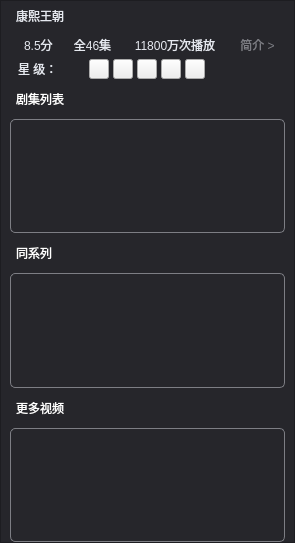
First picture: the form in VideoPlayer/videomodels/DramaListForm.ui, repository huizhang556/pc-video-player, before the edit.
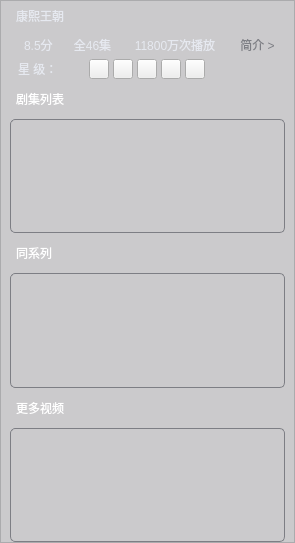
Second picture: the form after the edit. Icons and pictures are not drawn.

Diff of the .ui file:
```diff
--- a/VideoPlayer/videomodels/DramaListForm.ui
+++ b/VideoPlayer/videomodels/DramaListForm.ui
@@ -37,16 +37,32 @@
      <property name="styleSheet">
       <string notr="true">#frame_dramabg
 {
-background-color: #26262b;
+background-color: rgba(60, 56, 66,0.2);
 }
 
-
 QListWidget
 {
 border-radius: 5px;
 border: 1px solid #7d7e84;
-background-color: #26262b;
+background-color: transparent;
 }
+
+QListWidget::item
+{
+color: transparent;
+background-color: rgba(60, 56, 66,0.3);
+}
+
+QListWidget::item:selected
+{
+background-color: rgba(60, 56, 66,0.4);
+}
+
+QListWidget::item:hover
+{
+background-color: rgba(60, 56, 66,0.4);
+}
+
 </string>
      </property>
      <property name="frameShape">
```
